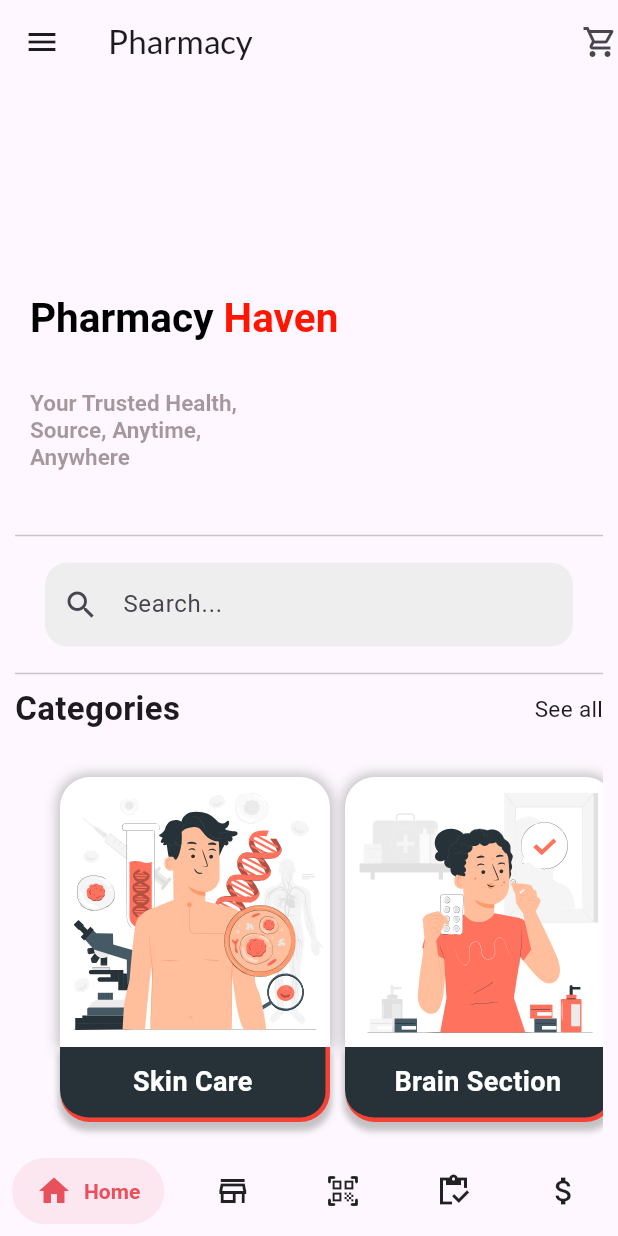
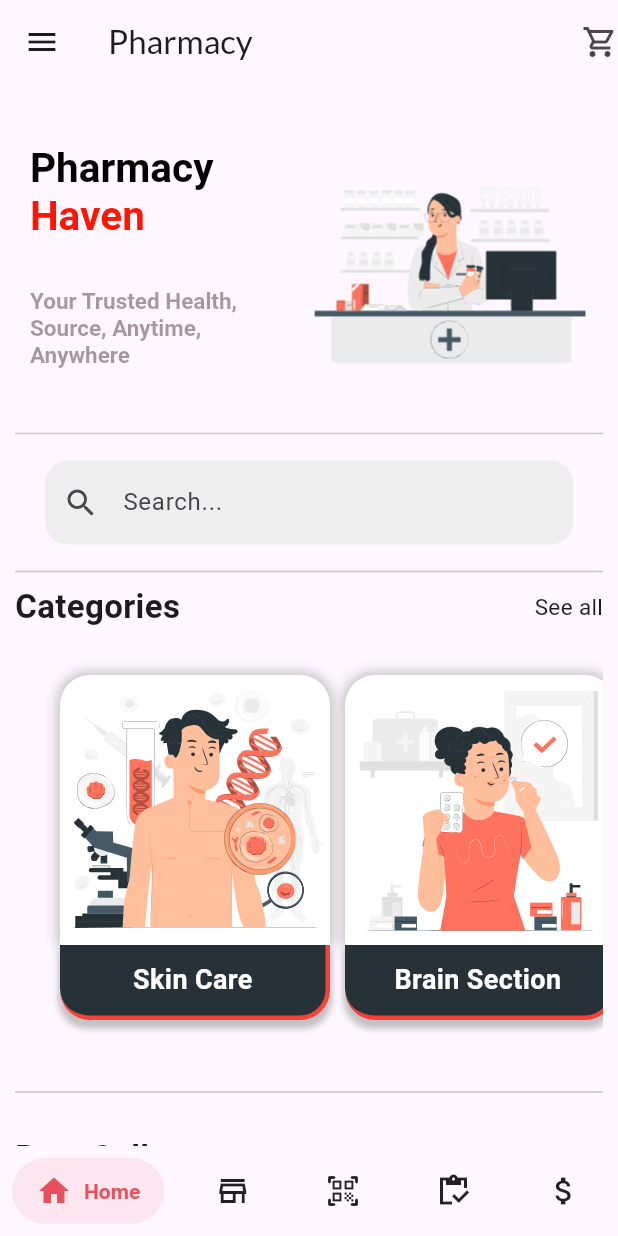
Before and after one commit to jawa-d/phar, a Flutter app: the screen it shows after launch, on a phone screen of 412 x 824 dp. Run offline on Flutter 3.47's test engine with Material 3 defaults, Android fonts, the phone set to English and light mode, and no system bars; drawn by our look-alikes of salomon_bottom_bar; our stand-ins replace flutter_svg_provider, google_fonts.

Commit message:
image stor end only

```diff
--- a/lib/Store.dart
+++ b/lib/Store.dart
@@ -1,5 +1,5 @@
 import 'package:flutter/material.dart';
-import 'package:flutter_svg_provider/flutter_svg_provider.dart';
+import 'package:flutter_svg_provider/flutter_svg_provider.dart'; // تأكد من استيراد الحزمة المناسبة
 import 'package:google_fonts/google_fonts.dart';
 import 'package:salomon_bottom_bar/salomon_bottom_bar.dart';
 
@@ -22,17 +22,18 @@ class _StoreState extends State<Store> {
         elevation: 0,
       ),
       drawer: const Drawer(),
-      body: Stack(
-        children: [
-          // Main content
-          ListView(
+      body: ListView(
         padding: const EdgeInsets.symmetric(horizontal: 10, vertical: 20),
         children: [
-              const SizedBox(height: 120), // Add space for the fixed image
-
-              // Title and subtitle
-              Padding(
-                padding: const EdgeInsets.only(left: 10),
+          // Row to place image and text in a horizontal line
+          Row(
+            mainAxisAlignment: MainAxisAlignment.spaceBetween,
+            crossAxisAlignment: CrossAxisAlignment.start, // Align items at the start
+            children: [
+              // Text section
+              Expanded(
+                child: Padding(
+                  padding: const EdgeInsets.only(left: 10,top: 20),
                   child: RichText(
                     text: const TextSpan(
                       text: "Pharmacy ",
@@ -78,7 +79,32 @@ class _StoreState extends State<Store> {
                     ),
                   ),
                 ),
-              const SizedBox(height: 35),
+              ),
+              // Image section
+              Padding(
+                padding: const EdgeInsets.only(bottom: 0, right: 1 ,top: 5), // Adjust top padding to align with the text
+                child: Container(
+                  width: 200, // Adjust width as needed
+                  height: 200,
+                  // Adjust height as needed
+                  decoration: BoxDecoration(
+                    image: DecorationImage(
+
+                      image: Svg("images/storeWelcome.svg"),
+                      fit: BoxFit.cover,
+
+                                 // Use cover to ensure the image fills the container
+                    ),
+                  ),
+
+                ),
+
+              ),
+
+            ],
+          ),
+
+        //  const SizedBox(height: 0,), // Adjust spacing as needed
 
           // First divider
           const Divider(),
@@ -218,22 +244,6 @@ class _StoreState extends State<Store> {
           const SizedBox(height: 20),
         ],
       ),
-          // Positioned(
-          //   top: kToolbarHeight, // Position below AppBar
-          //   left: 0,
-          //   child: Container(
-          //     width: 150, // Adjust the width as needed
-          //     height: 100,
-          //     decoration: BoxDecoration(
-          //       image: DecorationImage(
-          //         image: Svg("images/storeWelcome.svg"),
-          //         fit: BoxFit.cover,
-          //       ),
-          //     ),
-          //   ),
-          // ),
-        ],
-      ),
       bottomNavigationBar: SalomonBottomBar(
         currentIndex: _currentIndex,
         onTap: (i) => setState(() => _currentIndex = i),
```
Lines whose indentation alone changed are shown as unchanged.
